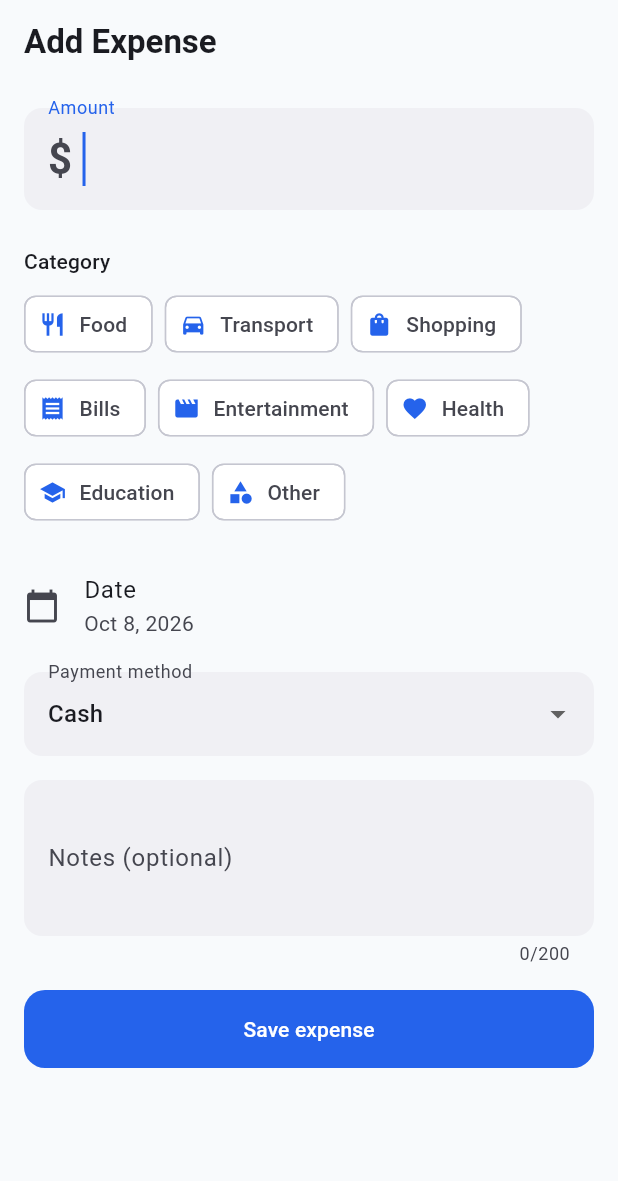
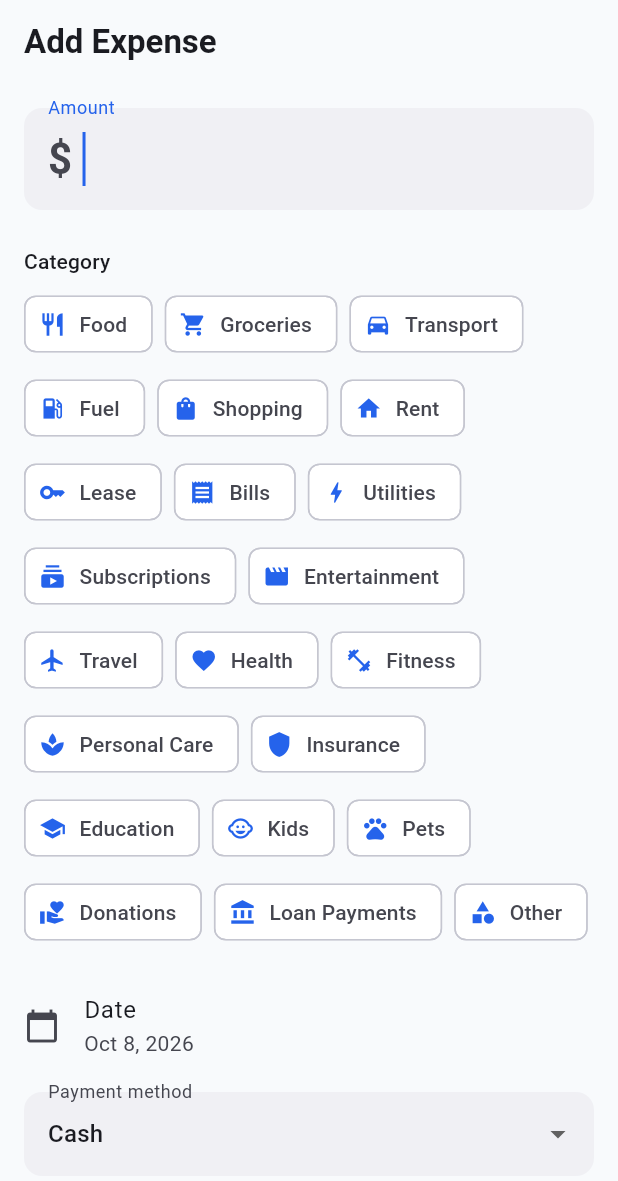
Before and after one commit to IroshRanasinghe/Money-Balancer, a Flutter app: the ExpenseFormPage screen opened by its route, on a phone screen of 412 x 824 dp. Shown: the top 1181 px of the screen. Run offline on Flutter 3.47's test engine with Material 3 defaults, Android fonts, the phone set to English and light mode, and no system bars; our stand-ins replace dartz, equatable, fl_chart, flutter_bloc, freezed_annotation, get_it and 3 more; accounts and stored records are empty.

Commit message:
feat: more expense and budget categories (incl. Lease)
Co-Authored-By: Claude Opus 5.5 <noreply@anthropic.com>

```diff
--- a/lib/core/config/constants.dart
+++ b/lib/core/config/constants.dart
@@ -33,12 +33,26 @@ class AppCategories {
 
   static const expense = [
     'Food',
+    'Groceries',
     'Transport',
+    'Fuel',
     'Shopping',
+    'Rent',
+    'Lease',
     'Bills',
+    'Utilities',
+    'Subscriptions',
     'Entertainment',
+    'Travel',
     'Health',
+    'Fitness',
+    'Personal Care',
+    'Insurance',
     'Education',
+    'Kids',
+    'Pets',
+    'Donations',
+    'Loan Payments',
     'Other',
   ];
 
--- a/lib/shared/widgets/category_icon.dart
+++ b/lib/shared/widgets/category_icon.dart
@@ -16,6 +16,34 @@ IconData categoryIcon(String category) {
       return Icons.favorite;
     case 'Education':
       return Icons.school;
+    case 'Groceries':
+      return Icons.local_grocery_store;
+    case 'Fuel':
+      return Icons.local_gas_station;
+    case 'Rent':
+      return Icons.home;
+    case 'Lease':
+      return Icons.key;
+    case 'Utilities':
+      return Icons.bolt;
+    case 'Subscriptions':
+      return Icons.subscriptions;
+    case 'Travel':
+      return Icons.flight;
+    case 'Fitness':
+      return Icons.fitness_center;
+    case 'Personal Care':
+      return Icons.spa;
+    case 'Insurance':
+      return Icons.shield;
+    case 'Kids':
+      return Icons.child_care;
+    case 'Pets':
+      return Icons.pets;
+    case 'Donations':
+      return Icons.volunteer_activism;
+    case 'Loan Payments':
+      return Icons.account_balance;
     case 'Salary':
       return Icons.work;
     case 'Freelance':
```
